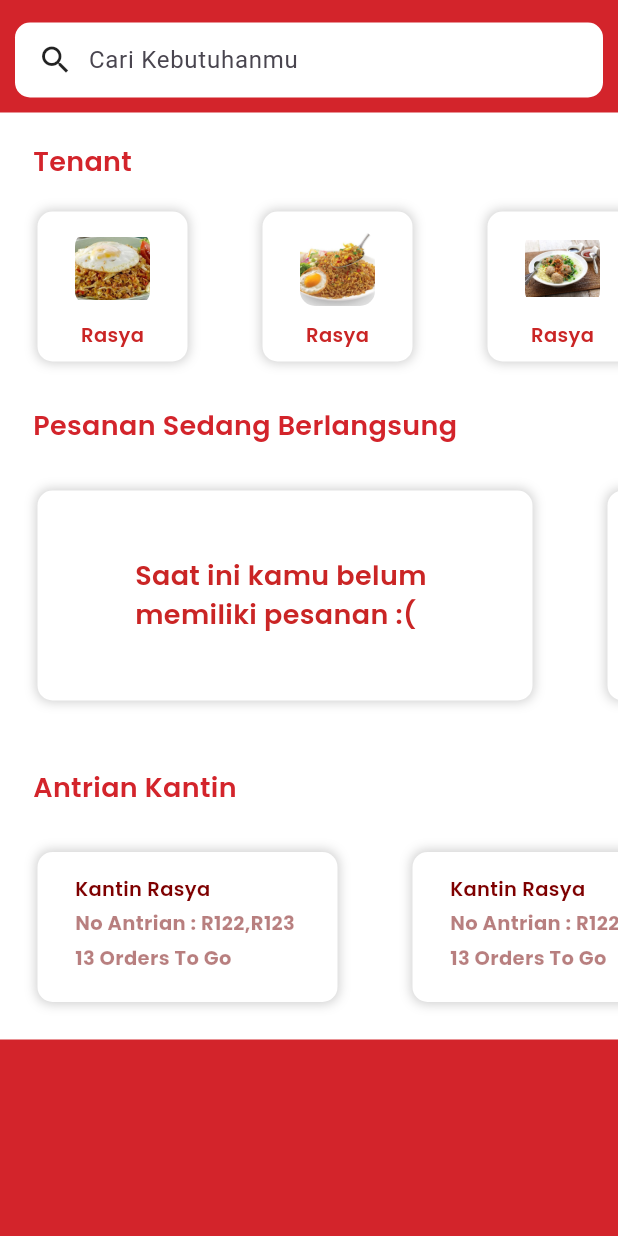
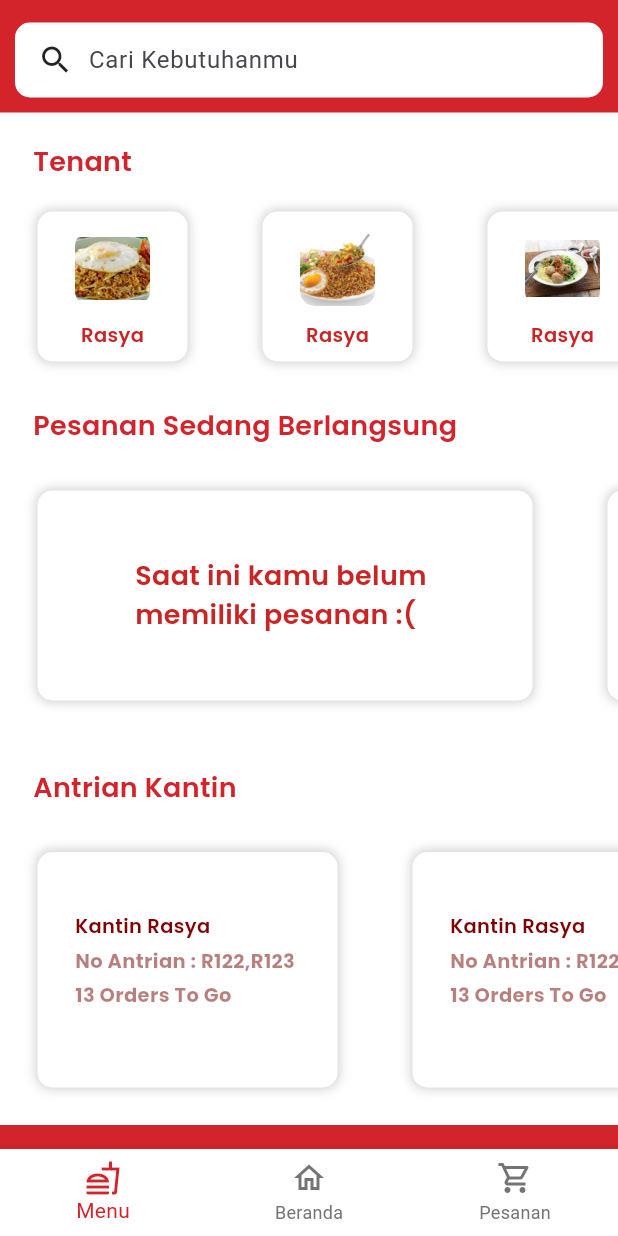
Before and after one commit to Rihanrh/Food-Ordering-System-Mobile-Telyu, a Flutter app: the screen it shows after launch, on a phone screen of 412 x 824 dp. Run offline on Flutter 3.47's test engine with Material 3 defaults, Android fonts, the phone set to English and light mode, and no system bars; our stand-ins replace google_fonts.

Commit message:
UI Navbar

```diff
--- a/gtc_mobile/lib/Pages/LandPage.dart
+++ b/gtc_mobile/lib/Pages/LandPage.dart
@@ -1,10 +1,17 @@
 import 'package:flutter/material.dart';
-
+import 'package:google_fonts/google_fonts.dart';
 import '../Widgets/TenantListWidget.dart';
 import '../Widgets/OngoingOrdersWidget.dart';
 import '../Widgets/OrdersQueueWidget.dart';
 
-class LandPage extends StatelessWidget {
+class LandPage extends StatefulWidget {
+  @override
+  _LandPageState createState() => _LandPageState();
+}
+
+class _LandPageState extends State<LandPage> {
+  int _selectedIndex = 0;
+
   @override
   Widget build(BuildContext context) {
     return Scaffold(
@@ -61,11 +68,40 @@ class LandPage extends StatelessWidget {
                     OrdersQueueWidget(),
                   ],
                 ),
-              )
+              ),
             ],
           ),
         ),
       ),
+      bottomNavigationBar: BottomNavigationBar(
+        currentIndex: _selectedIndex,
+        onTap: _onItemTapped,
+        backgroundColor: Colors.white, // Set the background color to white
+        selectedItemColor: Color.fromRGBO(
+            211, 36, 43, 1), // Set the selected item color to red
+        unselectedItemColor: Color.fromRGBO(
+            116, 116, 116, 1), // Set the unselected item color to grey
+        items: [
+          BottomNavigationBarItem(
+            icon: Icon(Icons.fastfood_outlined),
+            label: 'Menu',
+          ),
+          BottomNavigationBarItem(
+            icon: Icon(Icons.home_outlined),
+            label: 'Beranda',
+          ),
+          BottomNavigationBarItem(
+            icon: Icon(Icons.shopping_cart_outlined),
+            label: 'Pesanan',
+          ),
+        ],
+      ),
     );
   }
+
+  void _onItemTapped(int index) {
+    setState(() {
+      _selectedIndex = index;
+    });
+  }
 }
--- a/gtc_mobile/lib/Widgets/OrdersQueueWidget.dart
+++ b/gtc_mobile/lib/Widgets/OrdersQueueWidget.dart
@@ -33,7 +33,7 @@ class OrdersQueueWidget extends StatelessWidget {
                 Container(
                   margin: EdgeInsets.all(25),
                   padding: EdgeInsets.all(5),
-                  height: 100,
+                  height: 157,
                   width: 200,
                   decoration: BoxDecoration(
                     color: Colors.white,
@@ -51,7 +51,7 @@ class OrdersQueueWidget extends StatelessWidget {
                       Center(
                         child: Padding(
                           padding: EdgeInsets.symmetric(
-                              horizontal: 20, vertical: 10),
+                              horizontal: 20, vertical: 35),
                           child: Column(
                             crossAxisAlignment: CrossAxisAlignment.start,
                             children: [
--- a/gtc_mobile/pubspec.yaml
+++ b/gtc_mobile/pubspec.yaml
@@ -35,6 +35,8 @@ dependencies:
   # The following adds the Cupertino Icons font to your application.
   # Use with the CupertinoIcons class for iOS style icons.
   cupertino_icons: ^1.0.6
+  google_nav_bar: ^5.0.6
+  line_icons: ^2.0.3
 
   google_fonts: ^6.2.1
 
```
Also changed, not shown: gtc_mobile/pubspec.lock.
